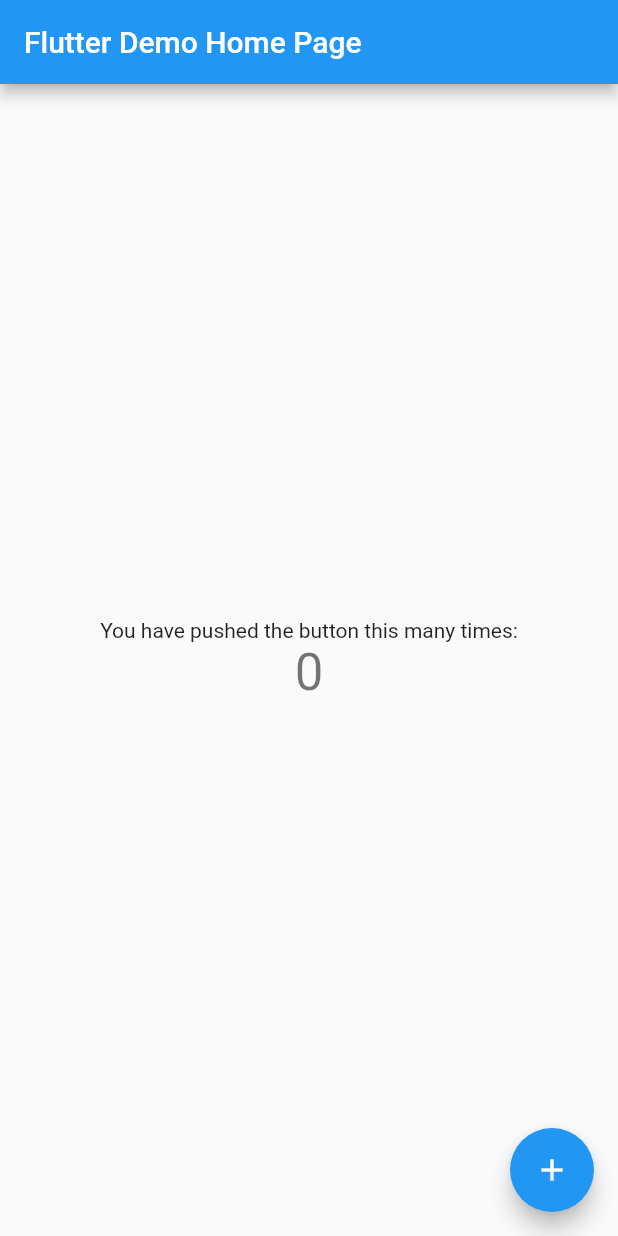
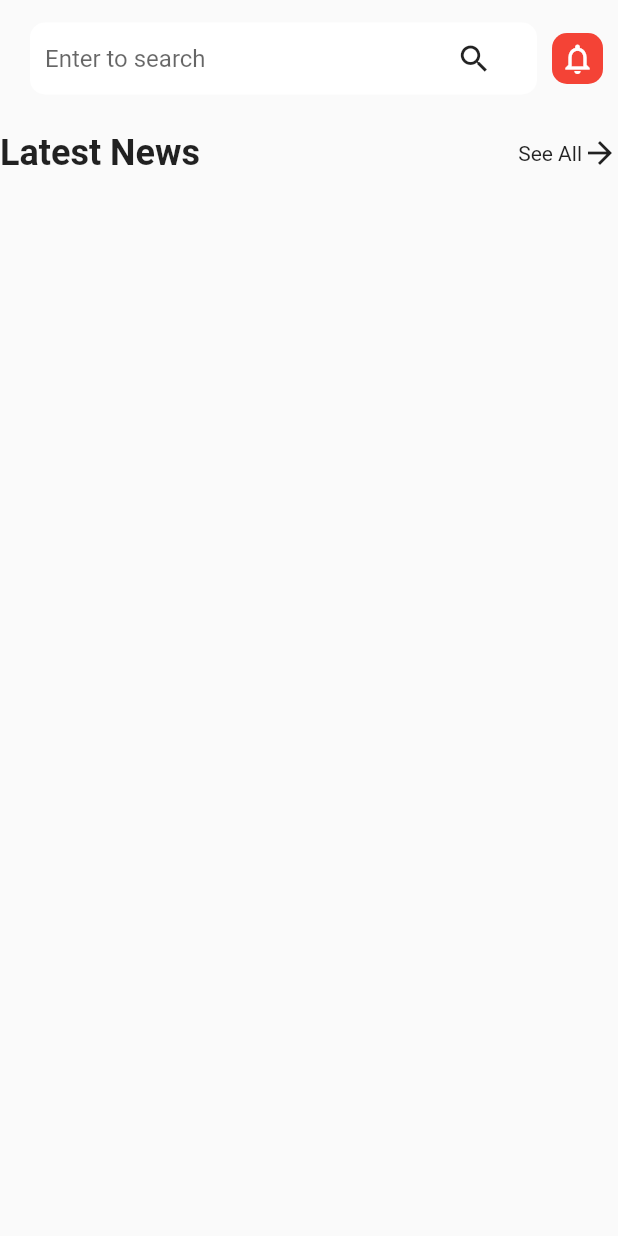
Before and after one commit to sachin96Boy/finap-news-app, a Flutter app: the screen it shows after launch, on a phone screen of 412 x 824 dp. Run offline on Flutter 3.47's test engine with Material 2 defaults, Android fonts, the phone set to English and light mode, and no system bars.

Commit message:
chor: work in home screen

```diff
--- a/lib/main.dart
+++ b/lib/main.dart
@@ -1,3 +1,4 @@
+import 'package:fintechasia_news_app/screens/home_screen.dart';
 import 'package:flutter/material.dart';
 
 void main() {
@@ -24,92 +25,7 @@
         // is not restarted.
         primarySwatch: Colors.blue,
       ),
-      home: const MyHomePage(title: 'Flutter Demo Home Page'),
+      home: const Homecreen(),
     );
   }
 }
-
-class MyHomePage extends StatefulWidget {
-  const MyHomePage({super.key, required this.title});
-
-  // This widget is the home page of your application. It is stateful, meaning
-  // that it has a State object (defined below) that contains fields that affect
-  // how it looks.
-
-  // This class is the configuration for the state. It holds the values (in this
-  // case the title) provided by the parent (in this case the App widget) and
-  // used by the build method of the State. Fields in a Widget subclass are
-  // always marked "final".
-
-  final String title;
-
-  @override
-  State<MyHomePage> createState() => _MyHomePageState();
-}
-
-class _MyHomePageState extends State<MyHomePage> {
-  int _counter = 0;
-
-  void _incrementCounter() {
-    setState(() {
-      // This call to setState tells the Flutter framework that something has
-      // changed in this State, which causes it to rerun the build method below
-      // so that the display can reflect the updated values. If we changed
-      // _counter without calling setState(), then the build method would not be
-      // called again, and so nothing would appear to happen.
-      _counter++;
-    });
-  }
-
-  @override
-  Widget build(BuildContext context) {
-    // This method is rerun every time setState is called, for instance as done
-    // by the _incrementCounter method above.
-    //
-    // The Flutter framework has been optimized to make rerunning build methods
-    // fast, so that you can just rebuild anything that needs updating rather
-    // than having to individually change instances of widgets.
-    return Scaffold(
-      appBar: AppBar(
-        // Here we take the value from the MyHomePage object that was created by
-        // the App.build method, and use it to set our appbar title.
-        title: Text(widget.title),
-      ),
-      body: Center(
-        // Center is a layout widget. It takes a single child and positions it
-        // in the middle of the parent.
-        child: Column(
-          // Column is also a layout widget. It takes a list of children and
-          // arranges them vertically. By default, it sizes itself to fit its
-          // children horizontally, and tries to be as tall as its parent.
-          //
-          // Invoke "debug painting" (press "p" in the console, choose the
-          // "Toggle Debug Paint" action from the Flutter Inspector in Android
-          // Studio, or the "Toggle Debug Paint" command in Visual Studio Code)
-          // to see the wireframe for each widget.
-          //
-          // Column has various properties to control how it sizes itself and
-          // how it positions its children. Here we use mainAxisAlignment to
-          // center the children vertically; the main axis here is the vertical
-          // axis because Columns are vertical (the cross axis would be
-          // horizontal).
-          mainAxisAlignment: MainAxisAlignment.center,
-          children: <Widget>[
-            const Text(
-              'You have pushed the button this many times:',
-            ),
-            Text(
-              '$_counter',
-              style: Theme.of(context).textTheme.headlineMedium,
-            ),
-          ],
-        ),
-      ),
-      floatingActionButton: FloatingActionButton(
-        onPressed: _incrementCounter,
-        tooltip: 'Increment',
-        child: const Icon(Icons.add),
-      ), // This trailing comma makes auto-formatting nicer for build methods.
-    );
-  }
-}
--- /dev/null
+++ b/lib/screens/home_screen.dart
@@ -0,0 +1,44 @@
+import 'package:fintechasia_news_app/widgets/notification_component.dart';
+import 'package:fintechasia_news_app/widgets/search_bar_component.dart';
+import 'package:flutter/material.dart';
+
+class Homecreen extends StatelessWidget {
+  const Homecreen({super.key});
+
+  @override
+  Widget build(BuildContext context) {
+    return Scaffold(
+      body: Column(
+        children: [
+          Padding(
+            padding: const EdgeInsets.all(10.0),
+            child: Row(
+              mainAxisAlignment: MainAxisAlignment.spaceBetween,
+              children: const [SearchBar(), NotificationAlert()],
+            ),
+          ),
+          const SizedBox(
+            height: 10.0,
+          ),
+          Row(
+            mainAxisAlignment: MainAxisAlignment.spaceBetween,
+            children: [
+              const Text(
+                "Latest News",
+                style: TextStyle(fontWeight: FontWeight.bold, fontSize: 24.0),
+              ),
+              SizedBox(
+                child: Row(
+                    mainAxisAlignment: MainAxisAlignment.center,
+                    children: const [
+                      Text("See All"),
+                      Icon(Icons.arrow_forward),
+                    ]),
+              )
+            ],
+          )
+        ],
+      ),
+    );
+  }
+}
--- /dev/null
+++ b/lib/widgets/notification_component.dart
@@ -0,0 +1,17 @@
+import 'package:flutter/material.dart';
+
+class NotificationAlert extends StatelessWidget {
+  const NotificationAlert({super.key});
+
+  @override
+  Widget build(BuildContext context) {
+    return Container(
+      padding: const EdgeInsets.all(5.0),
+      decoration: BoxDecoration(
+        color: Colors.red,
+        borderRadius: BorderRadius.circular(10.0),
+      ),
+      child: const Icon(Icons.notifications_none_outlined, color: Colors.white),
+    );
+  }
+}
--- /dev/null
+++ b/lib/widgets/search_bar_component.dart
@@ -0,0 +1,46 @@
+import 'package:flutter/material.dart';
+
+class SearchBar extends StatelessWidget {
+  const SearchBar({super.key});
+
+  @override
+  Widget build(BuildContext context) {
+    return Flexible(
+      child: Container(
+        padding: const EdgeInsets.symmetric(horizontal: 10.0),
+        margin: const EdgeInsets.symmetric(horizontal: 10.0, vertical: 5.0),
+        decoration: BoxDecoration(
+            color: Colors.white, borderRadius: BorderRadius.circular(10.0)),
+        child: Row(
+            mainAxisAlignment: MainAxisAlignment.spaceBetween,
+            mainAxisSize: MainAxisSize.max,
+            children: [
+              Flexible(
+                fit: FlexFit.tight,
+                flex: 4,
+                child: TextField(
+                  textInputAction: TextInputAction.search,
+                  decoration: const InputDecoration(
+                      border: InputBorder.none, hintText: "Enter to search"),
+                  onChanged: (value) {
+                    // logic when changing
+                  },
+                  onSubmitted: (value) {
+                    // do something
+                  },
+                ),
+              ),
+              Flexible(
+                fit: FlexFit.tight,
+                flex: 1,
+                child: IconButton(
+                    onPressed: () {
+                      // search logic when pressed
+                    },
+                    icon: const Icon(Icons.search)),
+              )
+            ]),
+      ),
+    );
+  }
+}
--- a/pubspec.yaml
+++ b/pubspec.yaml
@@ -35,6 +35,8 @@
   # The following adds the Cupertino Icons font to your application.
   # Use with the CupertinoIcons class for iOS style icons.
   cupertino_icons: ^1.0.2
+  http: ^0.13.6
+  flutter_carousel_slider: ^1.1.0
 
 dev_dependencies:
   flutter_test:
```
Also changed, not shown: pubspec.lock.
